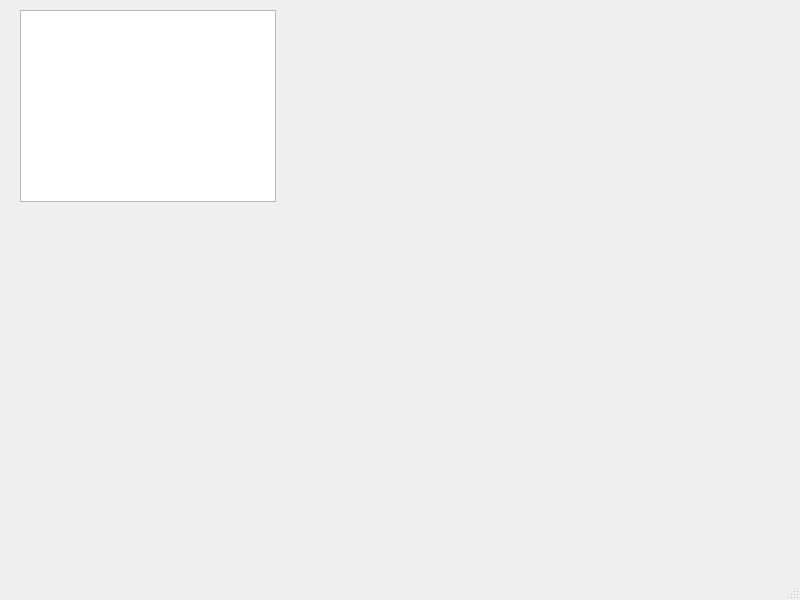
Qt form mainwindow.ui (Noneptr/NetworkIPCalculator) before a commit.
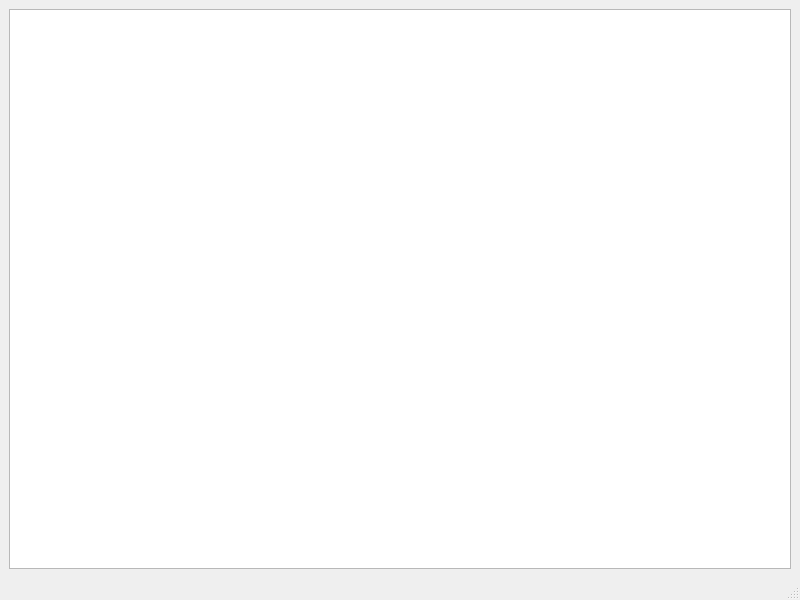
The same form after that commit.

Commit message: work with docs

What changed in the file:
```diff
--- a/mainwindow.ui
+++ b/mainwindow.ui
@@ -14,14 +14,11 @@
    <string>MainWindow</string>
   </property>
   <widget class="QWidget" name="centralwidget">
+   <layout class="QGridLayout" name="gridLayout">
+    <item row="0" column="0">
    <widget class="QTreeView" name="treeView">
-    <property name="geometry">
-     <rect>
-      <x>20</x>
-      <y>10</y>
-      <width>256</width>
-      <height>192</height>
-     </rect>
+      <property name="enabled">
+       <bool>true</bool>
     </property>
     <property name="horizontalScrollBarPolicy">
      <enum>Qt::ScrollBarAsNeeded</enum>
@@ -42,6 +39,8 @@
      <bool>true</bool>
     </property>
    </widget>
+    </item>
+   </layout>
   </widget>
   <widget class="QMenuBar" name="menubar">
    <property name="geometry">
```
Left out of the diff: 2 changed lines with no effect on the pictures. Lines whose indentation alone changed are shown as unchanged. The commit also changes 2 other files.
